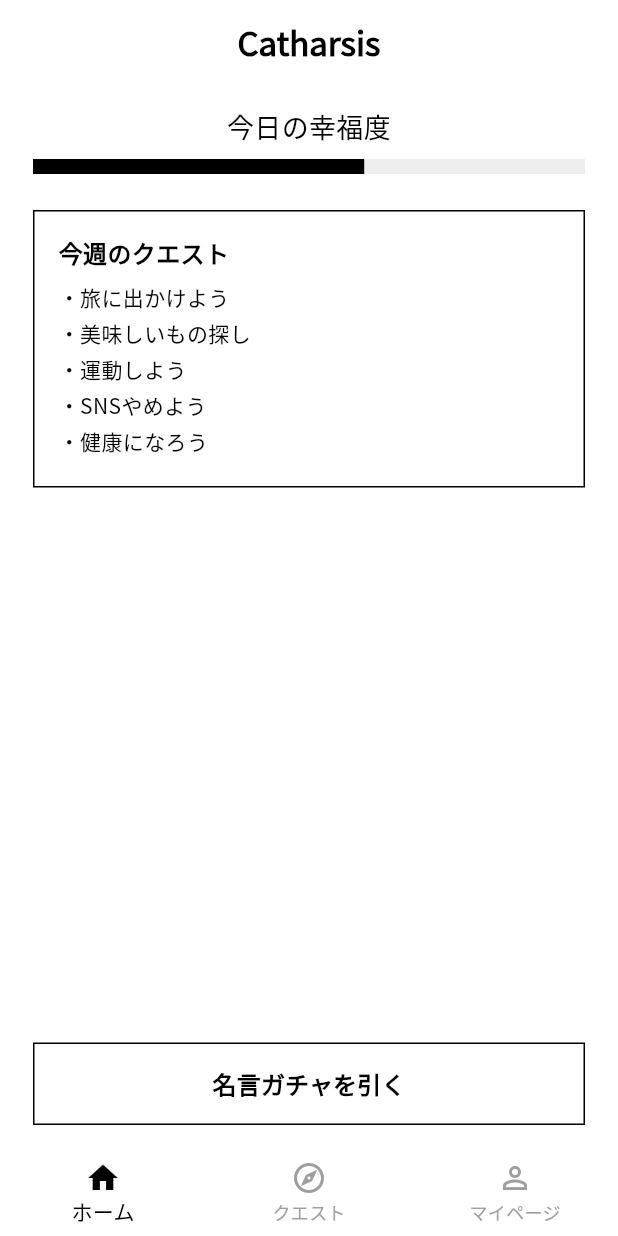
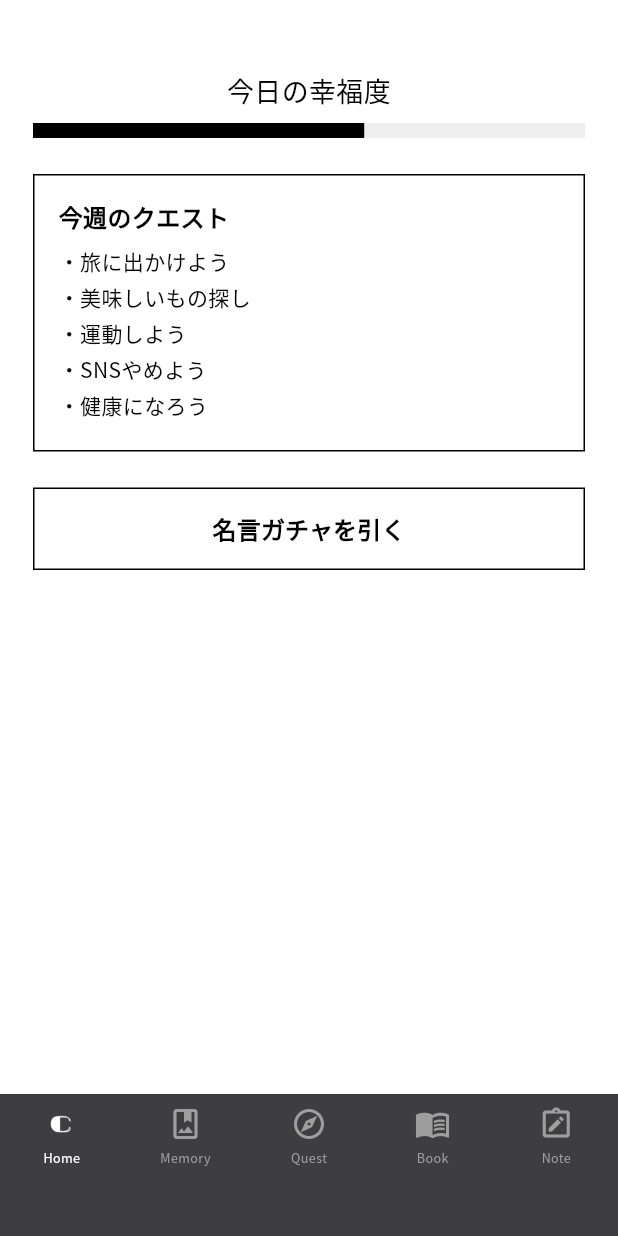
Before and after one commit to GinNaka543/foodandHotel, a Flutter app: the screen it shows after launch, on a phone screen of 412 x 824 dp. Run offline on Flutter 3.47's test engine with Material 3 defaults, Android fonts, the phone set to English and light mode, and no system bars; our stand-ins replace google_fonts.

Commit message:
add navigation bar

```diff
--- a/happiness_game/lib/home_screen.dart
+++ b/happiness_game/lib/home_screen.dart
@@ -1,32 +1,41 @@
 import 'package:flutter/material.dart';
+import 'dart:ui'; // For BackdropFilter
 
-class HomeScreen extends StatelessWidget {
+class HomeScreen extends StatefulWidget {
   const HomeScreen({super.key});
 
   @override
+  State<HomeScreen> createState() => _HomeScreenState();
+}
+
+class _HomeScreenState extends State<HomeScreen> {
+  int _selectedIndex = 0;
+
+  void _onItemTapped(int index) {
+    setState(() {
+      _selectedIndex = index;
+    });
+  }
+
+  @override
   Widget build(BuildContext context) {
-    // スマホサイズに制限するための最大幅
     const double maxWidth = 400.0;
+    const double navBarHeight = 95.0; // Custom NavBar height
 
     return Scaffold(
       backgroundColor: Colors.white,
-      appBar: AppBar(
-        title: const Text(
-          'Catharsis',
-          style: TextStyle(color: Colors.black, fontWeight: FontWeight.bold),
-        ),
-        backgroundColor: Colors.white,
-        elevation: 0,
-        centerTitle: true,
-      ),
-      body: Center(
+      body: Stack(
+        children: [
+          SafeArea(
+            bottom: false,
+            child: Center(
               child: ConstrainedBox(
                 constraints: const BoxConstraints(maxWidth: maxWidth),
                 child: Padding(
-            padding: const EdgeInsets.all(16.0),
-            child: Column(
-              crossAxisAlignment: CrossAxisAlignment.stretch,
+                  padding: const EdgeInsets.fromLTRB(16.0, 16.0, 16.0, navBarHeight),
+                  child: ListView( // Use ListView for scrolling
                     children: [
+                      const SizedBox(height: 32.0),
                       // 幸福度メーター
                       const Text(
                         '今日の幸福度',
@@ -53,7 +62,7 @@ class HomeScreen extends StatelessWidget {
                           '健康になろう'
                         ],
                       ),
-                const Spacer(),
+                      const SizedBox(height: 24),
 
                       // 名言ガチャボタン
                       OutlinedButton(
@@ -91,19 +100,100 @@ class HomeScreen extends StatelessWidget {
                 ),
               ),
             ),
-      bottomNavigationBar: BottomNavigationBar(
-        items: const [
-          BottomNavigationBarItem(icon: Icon(Icons.home_outlined), activeIcon: Icon(Icons.home), label: 'ホーム'),
-          BottomNavigationBarItem(icon: Icon(Icons.explore_outlined), activeIcon: Icon(Icons.explore), label: 'クエスト'),
-          BottomNavigationBarItem(icon: Icon(Icons.person_outline), activeIcon: Icon(Icons.person), label: 'マイページ'),
+          ),
+          Positioned(
+            left: 0,
+            right: 0,
+            bottom: 0,
+            child: _buildCustomBottomNavBar(),
+          ),
         ],
-        currentIndex: 0,
-        onTap: (index) {},
-        type: BottomNavigationBarType.fixed,
-        backgroundColor: Colors.white,
-        selectedItemColor: Colors.black,
-        unselectedItemColor: Colors.grey,
-        elevation: 0,
+      ),
+    );
+  }
+
+  Widget _buildCustomBottomNavBar() {
+    const double navBarHeight = 95.0;
+
+    return ClipRect(
+      child: BackdropFilter(
+        filter: ImageFilter.blur(sigmaX: 10.0, sigmaY: 10.0),
+        child: Container(
+          height: navBarHeight,
+          color: const Color(0xFF1c1c1e).withOpacity(0.85),
+          child: SafeArea(
+            top: false,
+            child: Padding(
+              padding: const EdgeInsets.only(top: 8.0),
+              child: Row(
+                mainAxisAlignment: MainAxisAlignment.spaceAround,
+                crossAxisAlignment: CrossAxisAlignment.start,
+                children: [
+                  _buildNavItem(
+                    imagePath: 'assets/images/Clogo.png',
+                    label: 'Home',
+                    index: 0,
+                  ),
+                  _buildNavItem(
+                    icon: Icons.photo_album_outlined,
+                    label: 'Memory',
+                    index: 1,
+                  ),
+                  _buildNavItem(
+                    icon: Icons.explore_outlined,
+                    label: 'Quest',
+                    index: 2,
+                  ),
+                  _buildNavItem(
+                    icon: Icons.menu_book_outlined,
+                    label: 'Book',
+                    index: 3,
+                  ),
+                  _buildNavItem(
+                    icon: Icons.note_alt_outlined,
+                    label: 'Note',
+                    index: 4,
+                  ),
+                ],
+              ),
+            ),
+          ),
+        ),
+      ),
+    );
+  }
+
+  Widget _buildNavItem({String? imagePath, IconData? icon, required String label, required int index}) {
+    final bool isSelected = _selectedIndex == index;
+    final Color color = isSelected ? Colors.white : Colors.grey;
+    const double defaultFontSize = 12.0;
+    const double finalFontSize = defaultFontSize * 0.7;
+
+    return Expanded(
+      child: GestureDetector(
+        onTap: () => _onItemTapped(index),
+        behavior: HitTestBehavior.opaque,
+        child: Column(
+          mainAxisSize: MainAxisSize.min,
+          children: [
+            if (imagePath != null)
+              ImageIcon(
+                AssetImage(imagePath),
+                color: color,
+                size: 24,
+              )
+            else
+              Icon(icon, color: color, size: 24),
+            const SizedBox(height: 4),
+            Text(
+              label,
+              style: TextStyle(
+                color: color,
+                fontSize: finalFontSize,
+              ),
+            ),
+          ],
+        ),
       ),
     );
   }
```
Also changed, not shown: happiness_game/assets/images/Clogo.png (added). Lines whose indentation alone changed are shown as unchanged.
